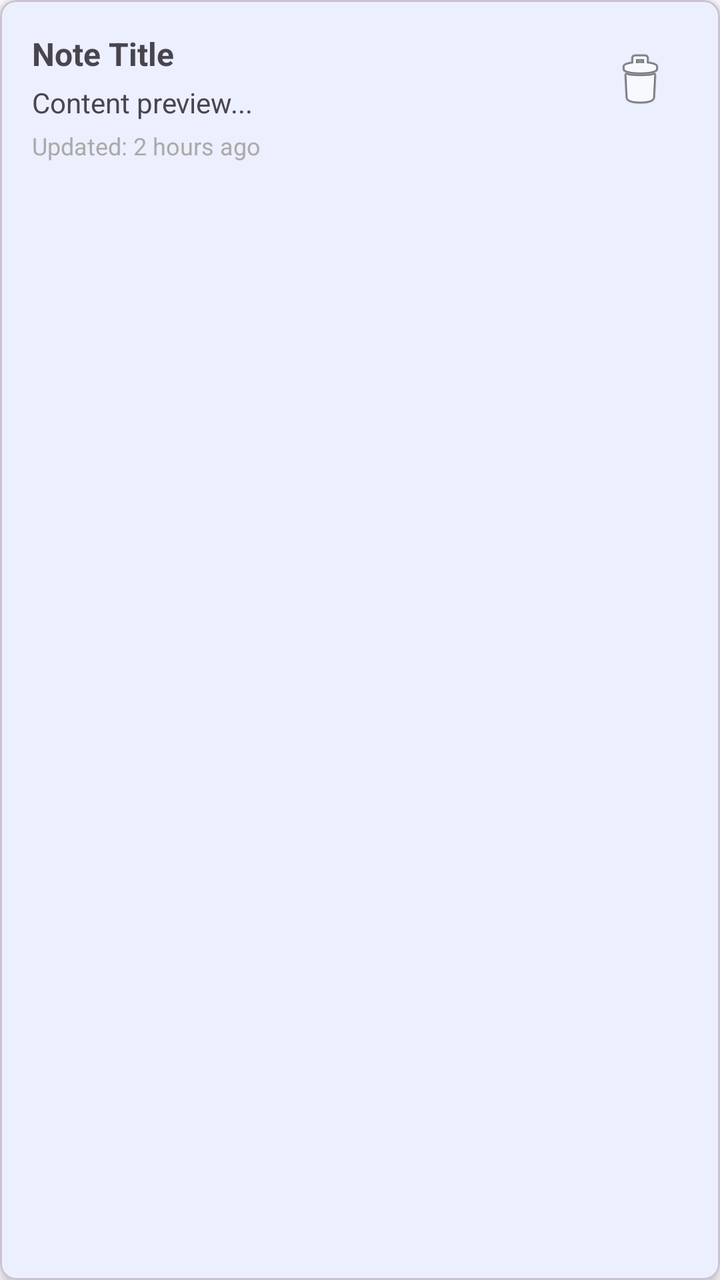
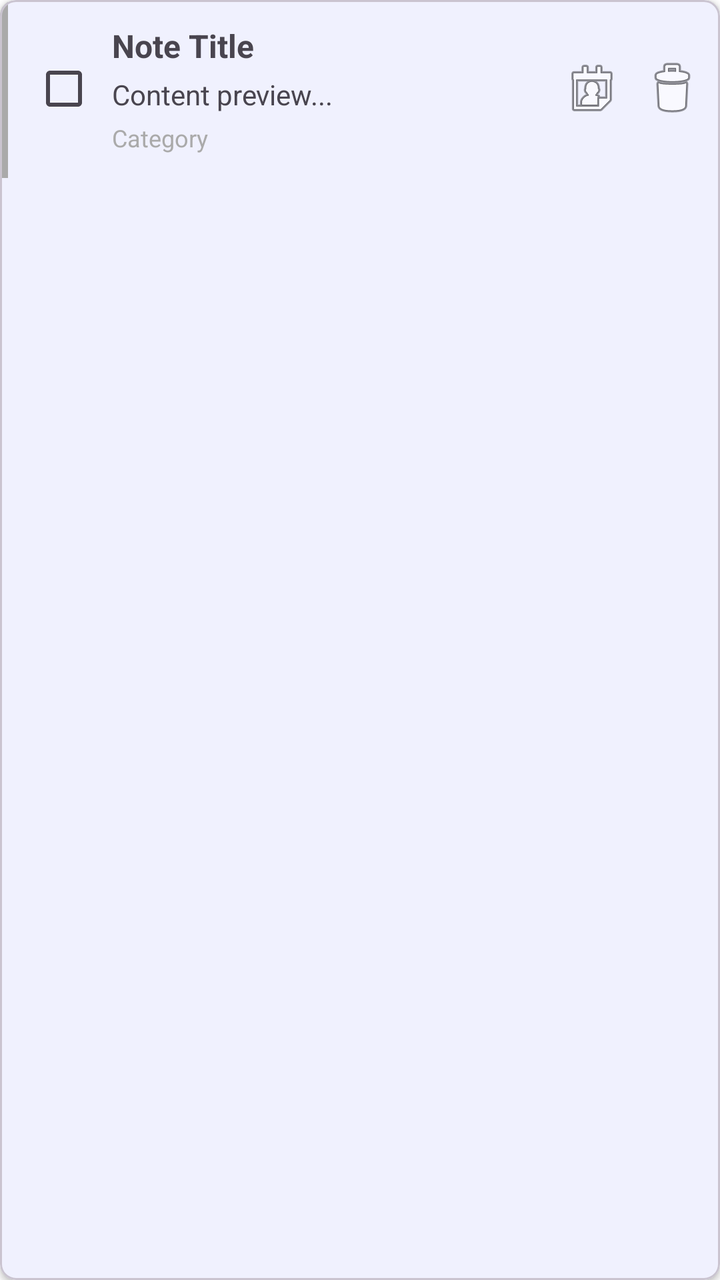

Compare the two renders of this Android layout. The source of the first and the diff that turns it into the second are given below.
<!-- AndroidManifest.xml: application theme Theme.CalendarNotes -->
<!-- res/layout/item_note.xml -->
<?xml version="1.0" encoding="utf-8"?>
<com.google.android.material.card.MaterialCardView xmlns:android="http://schemas.android.com/apk/res/android"
    xmlns:app="http://schemas.android.com/apk/res-auto"
    android:layout_width="match_parent"
    android:layout_height="wrap_content"
    android:layout_margin="8dp"
    app:cardElevation="4dp"
    app:cardCornerRadius="8dp">

    <LinearLayout
        android:layout_width="match_parent"
        android:layout_height="wrap_content"
        android:orientation="horizontal"
        android:padding="16dp">

        <LinearLayout
            android:layout_width="0dp"
            android:layout_height="wrap_content"
            android:layout_weight="1"
            android:orientation="vertical">

            <TextView
                android:id="@+id/tvNoteTitle"
                android:layout_width="wrap_content"
                android:layout_height="wrap_content"
                android:text="Note Title"
                android:textSize="16sp"
                android:textStyle="bold" />

            <TextView
                android:id="@+id/tvNoteContent"
                android:layout_width="wrap_content"
                android:layout_height="wrap_content"
                android:text="Content preview..."
                android:textSize="14sp"
                android:maxLines="3"
                android:ellipsize="end"
                android:layout_marginTop="4dp" />

            <TextView
                android:id="@+id/tvNoteDate"
                android:layout_width="wrap_content"
                android:layout_height="wrap_content"
                android:text="Updated: 2 hours ago"
                android:textSize="12sp"
                android:textColor="@android:color/darker_gray"
                android:layout_marginTop="4dp" />

        </LinearLayout>

        <ImageButton
            android:id="@+id/btnDeleteNote"
            android:layout_width="48dp"
            android:layout_height="48dp"
            android:background="?attr/selectableItemBackgroundBorderless"
            android:src="@android:drawable/ic_menu_delete"
            android:contentDescription="Delete note" />

    </LinearLayout>

</com.google.android.material.card.MaterialCardView>
<!-- resources referenced by this layout -->
<resources>
  <style name="Theme.CalendarNotes" parent="Base.Theme.CalendarNotes" />
  <style name="Base.Theme.CalendarNotes" parent="Theme.Material3.DayNight.NoActionBar">
          
          <item name="colorPrimary">@color/light_blue</item>
          <item name="android:windowBackground">@android:color/white</item>
      </style>
  <color name="light_blue">#FF42A5F5</color>
</resources>

<!-- the commit's change to res/layout/item_note.xml (unified diff, before → after) -->
@@ -4,57 +4,84 @@
     android:layout_width="match_parent"
     android:layout_height="wrap_content"
     android:layout_margin="8dp"
-    app:cardElevation="4dp"
-    app:cardCornerRadius="8dp">
+    app:cardCornerRadius="8dp"
+    app:cardElevation="2dp"
+    app:contentPadding="0dp">
 
     <LinearLayout
         android:layout_width="match_parent"
         android:layout_height="wrap_content"
-        android:orientation="horizontal"
-        android:padding="16dp">
+        android:gravity="center_vertical"
+        android:orientation="horizontal">
+
+        <View
+            android:id="@+id/noteColorBar"
+            android:layout_width="4dp"
+            android:layout_height="match_parent"
+            android:background="@android:color/darker_gray" />
+
+        <CheckBox
+            android:id="@+id/cbNoteComplete"
+            android:layout_width="wrap_content"
+            android:layout_height="wrap_content"
+            android:layout_marginStart="4dp" />
 
         <LinearLayout
             android:layout_width="0dp"
             android:layout_height="wrap_content"
             android:layout_weight="1"
-            android:orientation="vertical">
+            android:orientation="vertical"
+            android:paddingTop="12dp"
+            android:paddingBottom="12dp"
+            android:paddingEnd="4dp">
 
             <TextView
                 android:id="@+id/tvNoteTitle"
-                android:layout_width="wrap_content"
+                android:layout_width="match_parent"
                 android:layout_height="wrap_content"
+                android:ellipsize="end"
+                android:maxLines="2"
                 android:text="Note Title"
                 android:textSize="16sp"
                 android:textStyle="bold" />
 
             <TextView
                 android:id="@+id/tvNoteContent"
+                android:layout_width="match_parent"
+                android:layout_height="wrap_content"
+                android:layout_marginTop="4dp"
+                android:ellipsize="end"
+                android:maxLines="3"
+                android:text="Content preview..."
+                android:textSize="14sp" />
+
+            <TextView
+                android:id="@+id/tvNoteCategory"
                 android:layout_width="wrap_content"
                 android:layout_height="wrap_content"
-                android:text="Content preview..."
-                android:textSize="14sp"
-                android:maxLines="3"
-                android:ellipsize="end"
-                android:layout_marginTop="4dp" />
-
-            <TextView
-                android:id="@+id/tvNoteDate"
-                android:layout_width="wrap_content"
-                android:layout_height="wrap_content"
-                android:text="Updated: 2 hours ago"
-                android:textSize="12sp"
+                android:layout_marginTop="4dp"
+                android:text="Category"
                 android:textColor="@android:color/darker_gray"
-                android:layout_marginTop="4dp" />
+                android:textSize="12sp" />
 
         </LinearLayout>
 
         <ImageButton
+            android:id="@+id/btnScheduleNote"
+            android:layout_width="40dp"
+            android:layout_height="40dp"
+            android:background="?attr/selectableItemBackgroundBorderless"
+            android:contentDescription="@string/schedule_note"
+            android:src="@android:drawable/ic_menu_my_calendar" />
+
+        <ImageButton
             android:id="@+id/btnDeleteNote"
-            android:layout_width="48dp"
-            android:layout_height="48dp"
+            android:layout_width="40dp"
+            android:layout_height="40dp"
+            android:layout_marginEnd="4dp"
             android:background="?attr/selectableItemBackgroundBorderless"
-            android:src="@android:drawable/ic_menu_delete"
-            android:contentDescription="Delete note" />
+            android:contentDescription="@string/delete"
+            android:src="@android:drawable/ic_menu_delete" />
 
     </LinearLayout>
 
<!-- resource entries referenced after the edit -->
@@ -1,5 +1,7 @@
 <!-- resources referenced by this layout -->
 <resources>
+  <string name="delete">Delete</string>
+  <string name="schedule_note">Schedule task</string>
   <style name="Theme.CalendarNotes" parent="Base.Theme.CalendarNotes" />
   <style name="Base.Theme.CalendarNotes" parent="Theme.Material3.DayNight.NoActionBar">
           
